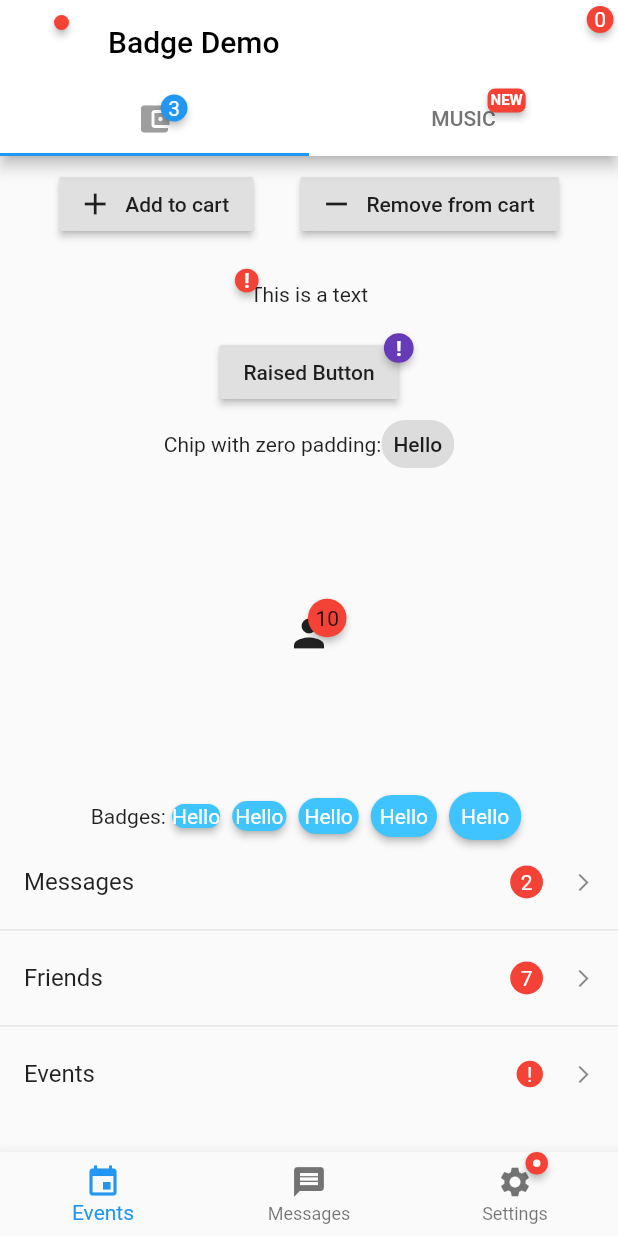
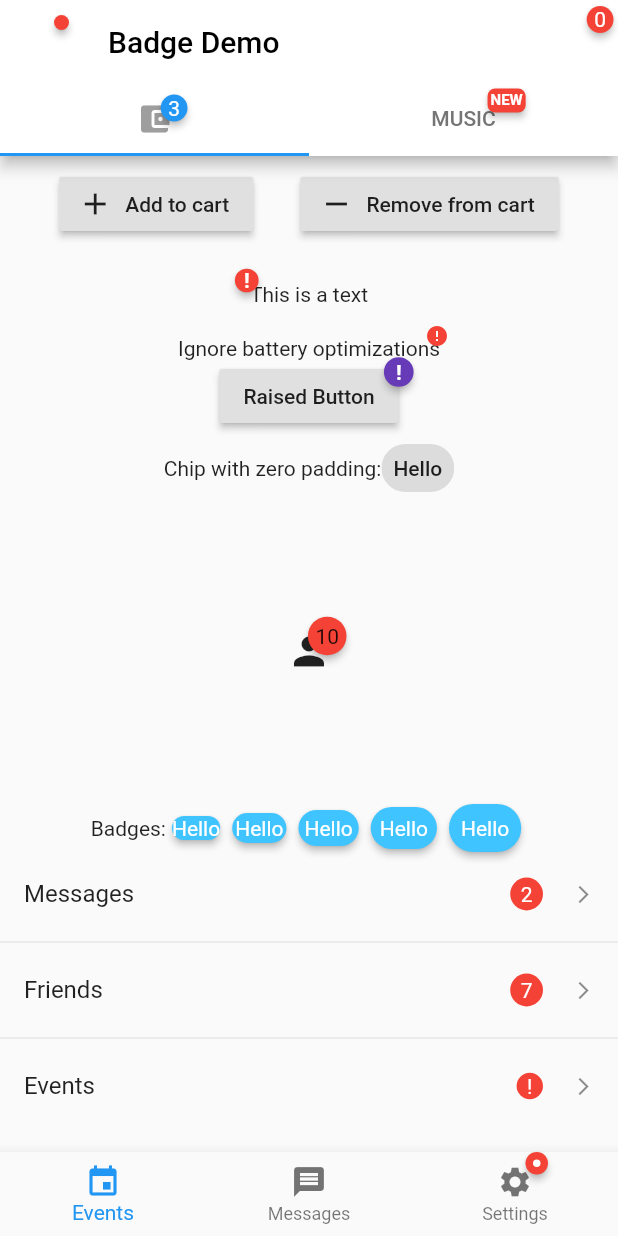
Before and after one commit to yako-dev/flutter_badges, a Flutter app: the screen it shows after launch, on a phone screen of 412 x 824 dp. Run offline on Flutter 3.47's test engine with Material 2 defaults, Android fonts, the phone set to English and light mode, and no system bars.

Commit message:
RTL devices support

```diff
--- a/example/lib/main.dart
+++ b/example/lib/main.dart
@@ -37,7 +37,7 @@ class _HomeScreenState extends State<HomeScreen> {
         bottomNavigationBar: _bottomNavigationBar(),
         appBar: AppBar(
           leading: Badge(
-            position: BadgePosition.topRight(top: 10, right: 10),
+            position: BadgePosition.topEnd(top: 10, end: 10),
             badgeContent: null,
             child: IconButton(
               icon: Icon(Icons.menu),
@@ -55,6 +55,7 @@ class _HomeScreenState extends State<HomeScreen> {
           children: <Widget>[
             _addRemoveCartButtons(),
             _textBadge(),
+            _directionalBadge(),
             _raisedButtonBadge(),
             _chipWithZeroPadding(),
             expandedBadge(),
@@ -79,7 +80,7 @@ class _HomeScreenState extends State<HomeScreen> {
 
   Widget _shoppingCartBadge() {
     return Badge(
-      position: BadgePosition.topRight(top: 0, right: 3),
+      position: BadgePosition.topEnd(top: 0, end: 3),
       animationDuration: Duration(milliseconds: 300),
       animationType: BadgeAnimationType.slide,
       badgeContent: Text(
@@ -106,7 +107,7 @@ class _HomeScreenState extends State<HomeScreen> {
         icon: Badge(
           shape: BadgeShape.square,
           borderRadius: 5,
-          position: BadgePosition.topRight(top: -12, right: -20),
+          position: BadgePosition.topEnd(top: -12, end: -20),
           padding: EdgeInsets.all(2),
           badgeContent: Text(
             'NEW',
@@ -190,7 +191,8 @@ class _HomeScreenState extends State<HomeScreen> {
           style: TextStyle(color: Colors.white, fontWeight: FontWeight.bold),
         ),
         child: Text('This is a text'),
-          position: BadgePosition.topLeft(top: -15)),
+        position: BadgePosition.topStart(top: -15),
+      ),
     );
   }
 
@@ -299,4 +301,19 @@ class _HomeScreenState extends State<HomeScreen> {
       ),
     );
   }
+
+  Widget _directionalBadge() {
+    return Badge(
+      position: BadgePosition.topEnd(),
+      padding: EdgeInsetsDirectional.only(end: 4),
+      badgeContent: Icon(
+        Icons.error,
+        size: 16.0,
+        color: Colors.red,
+      ),
+      badgeColor: Colors.transparent,
+      elevation: 0,
+      child: Text('Ignore battery optimizations'),
+    );
   }
+}
--- a/lib/src/badge.dart
+++ b/lib/src/badge.dart
@@ -12,10 +12,10 @@ class Badge extends StatefulWidget {
   final bool toAnimate;
   final BadgePosition position;
   final BadgeShape shape;
-  final EdgeInsets padding;
+  final EdgeInsetsGeometry padding;
   final Duration animationDuration;
   final double borderRadius;
-  final Alignment alignment;
+  final AlignmentGeometry alignment;
   final BadgeAnimationType animationType;
   final bool showBadge;
 
--- a/lib/src/badge_position.dart
+++ b/lib/src/badge_position.dart
@@ -1,24 +1,24 @@
 class BadgePosition {
   final double top;
-  final double right;
+  final double end;
   final double bottom;
-  final double left;
+  final double start;
 
-  const BadgePosition({this.top, this.right, this.bottom, this.left});
+  const BadgePosition({this.top, this.end, this.bottom, this.start});
 
-  factory BadgePosition.topLeft({double top, double left}) {
-    return BadgePosition(top: top ?? -5, left: left ?? -10);
+  factory BadgePosition.topStart({double top, double start}) {
+    return BadgePosition(top: top ?? -5, start: start ?? -10);
   }
 
-  factory BadgePosition.topRight({double top, double right}) {
-    return BadgePosition(top: top ?? -8, right: right ?? -10);
+  factory BadgePosition.topEnd({double top, double end}) {
+    return BadgePosition(top: top ?? -8, end: end ?? -10);
   }
 
-  factory BadgePosition.bottomRight({double bottom, double right}) {
-    return BadgePosition(bottom: bottom ?? -8, right: right ?? -10);
+  factory BadgePosition.bottomEnd({double bottom, double end}) {
+    return BadgePosition(bottom: bottom ?? -8, end: end ?? -10);
   }
 
-  factory BadgePosition.bottomLeft({double bottom, double left}) {
-    return BadgePosition(bottom: bottom ?? -8, left: left ?? -10);
+  factory BadgePosition.bottomStart({double bottom, double start}) {
+    return BadgePosition(bottom: bottom ?? -8, start: start ?? -10);
   }
 }
--- a/lib/src/badge_positioned.dart
+++ b/lib/src/badge_positioned.dart
@@ -10,18 +10,19 @@ class BadgePositioned extends StatelessWidget {
   @override
   Widget build(BuildContext context) {
     if (position == null) {
-      final topRight = BadgePosition.topRight();
-      return Positioned(
+      final topRight = BadgePosition.topEnd();
+      return PositionedDirectional(
         top: topRight.top,
-        right: topRight.right,
+        end: topRight.end,
         child: child,
       );
     }
-    return Positioned(
-        top: position.top,
-        right: position.right,
-        bottom: position.bottom,
-        left: position.left,
-        child: child);
+    return PositionedDirectional(
+      top: position.top,
+      end: position.end,
+      bottom: position.bottom,
+      start: position.start,
+      child: child,
+    );
   }
 }
--- a/pubspec.yaml
+++ b/pubspec.yaml
@@ -1,6 +1,6 @@
 name: badges
 description: A flutter package for creating badges. Badges can be used for an additional marker for any widget, e.g. show a number of items in a shopping cart.
-version: 1.1.1
+version: 1.1.2
 homepage: https://github.com/yadaniyil/flutter_badges
 
 dependencies:
```
Also changed, not shown: 4 other files. Lines whose indentation alone changed are shown as unchanged.
